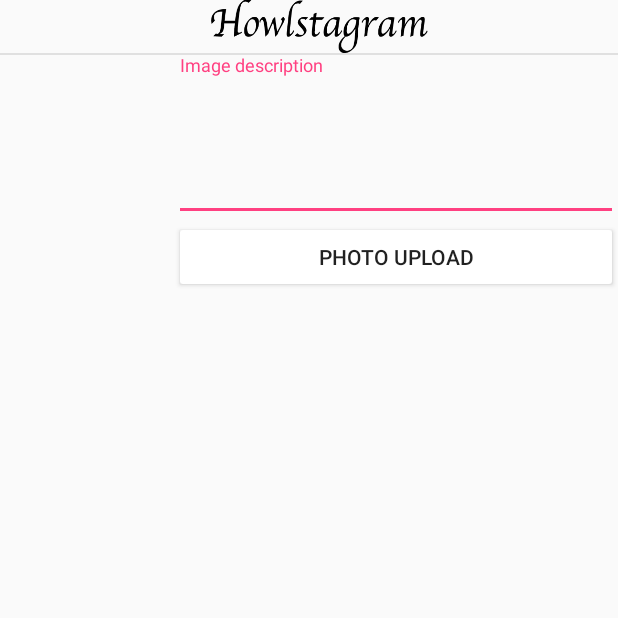
After one commit to raae7742/android-instagram, an Android app: the AddPhotoActivity screen opened directly, with no data from a screen before it, on a phone screen of 412 x 824 dp, the top half of it. The commit adds this screen. Run offline under Robolectric (Android 15) with nearby library versions, the phone set to English and light mode, and no system bars; our stand-ins replace Firebase (no records; nobody signed in at launch, a user with empty details on screens opened directly).

Commit message:
Add: 사진 업로드 페이지

```diff
--- a/aestagram/app/build.gradle
+++ b/aestagram/app/build.gradle
@@ -44,6 +44,7 @@ dependencies {
     implementation 'com.android.support:design:28.0.0'
     implementation platform('com.google.firebase:firebase-bom:28.2.1')
     implementation 'com.google.firebase:firebase-auth:19.2.0'
+    implementation 'com.google.firebase:firebase-storage:16.0.5'
     implementation 'com.google.firebase:firebase-auth-ktx:21.0.1'
     implementation 'com.google.android.gms:play-services-auth:19.2.0'
     testImplementation 'junit:junit:4.+'
--- a/aestagram/app/src/main/AndroidManifest.xml
+++ b/aestagram/app/src/main/AndroidManifest.xml
@@ -2,7 +2,8 @@
 <manifest xmlns:android="http://schemas.android.com/apk/res/android"
     package="com.example.aestagram">
 
-    <uses-permission android:name="android.permission.INTERNET"/>
+    <uses-permission android:name="android.permission.INTERNET" />
+    <uses-permission android:name="android.permission.READ_EXTERNAL_STORAGE" />
 
     <application
         android:allowBackup="true"
@@ -12,9 +13,11 @@
         android:supportsRtl="true"
         android:theme="@style/AppTheme">
         <activity
+            android:name=".AddPhotoActivity"
+            android:exported="true" />
+        <activity
             android:name=".MainActivity"
-            android:exported="true">
-        </activity>
+            android:exported="true"></activity>
         <activity android:name=".LoginActivity">
             <intent-filter>
                 <action android:name="android.intent.action.MAIN" />
@@ -23,21 +26,26 @@
             </intent-filter>
         </activity>
 
-        <meta-data android:name="com.facebook.sdk.ApplicationId"
-            android:value="@string/facebook_app_id"/>
-        <activity android:name="com.facebook.FacebookActivity"
-            android:configChanges= "keyboard|keyboardHidden|screenLayout|screenSize|orientation"
+        <meta-data
+            android:name="com.facebook.sdk.ApplicationId"
+            android:value="@string/facebook_app_id" />
+
+        <activity
+            android:name="com.facebook.FacebookActivity"
+            android:configChanges="keyboard|keyboardHidden|screenLayout|screenSize|orientation"
             android:label="@string/app_name" />
-        <activity android:name="com.facebook.CustomTabActivity"
+        <activity
+            android:name="com.facebook.CustomTabActivity"
             android:exported="true">
             <intent-filter>
                 <action android:name="android.intent.action.VIEW" />
+
                 <category android:name="android.intent.category.DEFAULT" />
                 <category android:name="android.intent.category.BROWSABLE" />
+
                 <data android:scheme="@string/fb_login_protocol_scheme" />
             </intent-filter>
         </activity>
-
     </application>
 
 </manifest>
--- /dev/null
+++ b/aestagram/app/src/main/java/com/example/aestagram/AddPhotoActivity.kt
@@ -0,0 +1,65 @@
+package com.example.aestagram
+
+import android.app.Activity
+import android.content.Intent
+import android.net.Uri
+import androidx.appcompat.app.AppCompatActivity
+import android.os.Bundle
+import android.widget.Toast
+import androidx.activity.result.contract.ActivityResultContracts
+import com.google.firebase.storage.FirebaseStorage
+import kotlinx.android.synthetic.main.activity_add_photo.*
+import java.text.SimpleDateFormat
+import java.util.*
+
+class AddPhotoActivity : AppCompatActivity() {
+    var PICK_IMAGE_FROM_ALBUM = 0
+    var storage : FirebaseStorage ?= null
+    var photoUri : Uri? = null
+
+    override fun onCreate(savedInstanceState: Bundle?) {
+        super.onCreate(savedInstanceState)
+        setContentView(R.layout.activity_add_photo)
+
+        //Init storage
+        storage = FirebaseStorage.getInstance()
+
+        //Open the album
+        var photoPickerIntent = Intent(Intent.ACTION_PICK)
+        photoPickerIntent.type = "image/*"
+        launcher.launch(photoPickerIntent);
+
+        //add image upload event
+        addphoto_btn_upload.setOnClickListener {
+            contentUpload()
+        }
+    }
+
+    val launcher = registerForActivityResult(ActivityResultContracts.StartActivityForResult()) {
+        result ->
+        if (result.resultCode == Activity.RESULT_OK) {
+            //This is path to the selected image
+            photoUri = result.data?.data
+            addphoto_image.setImageURI(photoUri)
+
+        } else {
+            // Exit the addPhotoActivity if you leave the album without selecting it
+            finish()
+        }
+    }
+
+    fun contentUpload() {
+        //Make filename
+
+        var timestamp = SimpleDateFormat("yyyyMMdd").format(Date())
+        var imageFileName = "IMAGE_" + timestamp + "_.png"
+
+        var storageRef = storage?.reference?.child("images")?.child(imageFileName)
+
+        //FileUpload
+        storageRef?.putFile(photoUri!!)?.addOnSuccessListener {
+            Toast.makeText(this, getString(R.string.upload_success), Toast.LENGTH_LONG).show()
+        }
+
+    }
+}
--- a/aestagram/app/src/main/java/com/example/aestagram/MainActivity.kt
+++ b/aestagram/app/src/main/java/com/example/aestagram/MainActivity.kt
@@ -1,8 +1,13 @@
 package com.example.aestagram
 
+import android.app.Activity
+import android.content.Intent
+import android.content.pm.PackageManager
 import androidx.appcompat.app.AppCompatActivity
 import android.os.Bundle
 import android.view.MenuItem
+import androidx.core.app.ActivityCompat
+import androidx.core.content.ContextCompat
 import com.example.aestagram.navigation.AlarmFragment
 import com.example.aestagram.navigation.DetailViewFragment
 import com.example.aestagram.navigation.GridFragment
@@ -10,6 +15,7 @@ import com.example.aestagram.navigation.UserFragment
 import com.google.android.material.navigation.NavigationBarView
 import com.google.android.material.navigation.NavigationView
 import kotlinx.android.synthetic.main.activity_main.*
+import java.util.jar.Manifest
 
 class MainActivity : AppCompatActivity(),NavigationBarView.OnItemSelectedListener {
 
@@ -26,6 +32,9 @@ class MainActivity : AppCompatActivity(),NavigationBarView.OnItemSelectedListene
                 return true
             }
             R.id.action_add_photo -> {
+                if (ContextCompat.checkSelfPermission(this, android.Manifest.permission.READ_EXTERNAL_STORAGE) == PackageManager.PERMISSION_GRANTED) {
+                    startActivity(Intent(this, AddPhotoActivity::class.java))
+                }
             }
             R.id.action_favorite_alarm -> {
                 var alarmFragment = AlarmFragment()
@@ -45,5 +54,7 @@ class MainActivity : AppCompatActivity(),NavigationBarView.OnItemSelectedListene
         super.onCreate(savedInstanceState)
         setContentView(R.layout.activity_main)
         bottom_navigation.setOnItemSelectedListener(this)
+
+        ActivityCompat.requestPermissions(this, arrayOf(android.Manifest.permission.READ_EXTERNAL_STORAGE), 1)
     }
 }
--- /dev/null
+++ b/aestagram/app/src/main/res/layout/activity_add_photo.xml
@@ -0,0 +1,60 @@
+<?xml version="1.0" encoding="utf-8"?>
+<RelativeLayout
+    xmlns:android="http://schemas.android.com/apk/res/android"
+    xmlns:app="http://schemas.android.com/apk/res-auto"
+    xmlns:tools="http://schemas.android.com/tools"
+    android:layout_width="match_parent"
+    android:layout_height="match_parent"
+    tools:context=".AddPhotoActivity">
+
+    <androidx.appcompat.widget.Toolbar
+        android:id="@+id/my_toolbar"
+        android:layout_width="match_parent"
+        android:layout_height="35dp">
+
+        <ImageView
+            android:layout_width="match_parent"
+            android:layout_height="match_parent"
+            android:src="@drawable/logo_title"/>
+    </androidx.appcompat.widget.Toolbar>
+
+    <LinearLayout
+        android:id="@+id/toolbar_division"
+        android:layout_width="match_parent"
+        android:layout_height="1dp"
+        android:background="@color/colorDivision"
+        android:layout_below="@+id/my_toolbar"
+        android:orientation="horizontal" />
+
+    <ImageView
+        android:id="@+id/addphoto_image"
+        android:layout_width="100dp"
+        android:layout_height="100dp"
+        android:layout_below="@+id/toolbar_division"
+        android:layout_margin="8dp"/>
+
+    <com.google.android.material.textfield.TextInputLayout
+        android:id="@+id/editText"
+        android:layout_width="match_parent"
+        android:layout_height="wrap_content"
+        android:layout_below="@+id/toolbar_division"
+        android:layout_toRightOf="@+id/addphoto_image" >
+
+        <EditText
+            android:id="@+id/addphoto_edit_explain"
+            android:layout_width="match_parent"
+            android:layout_height="100dp"
+            android:gravity="top"
+            android:hint="@string/hint_image_content"/>
+    </com.google.android.material.textfield.TextInputLayout>
+
+    <Button
+        android:id="@+id/addphoto_btn_upload"
+        android:layout_width="match_parent"
+        android:layout_height="wrap_content"
+        android:text="Photo Upload"
+        android:layout_toRightOf="@+id/addphoto_image"
+        android:layout_below="@+id/editText"
+        android:theme="@style/ButtonStyle" />
+
+</RelativeLayout>
--- a/aestagram/app/src/main/res/values/strings.xml
+++ b/aestagram/app/src/main/res/values/strings.xml
@@ -51,6 +51,6 @@
     <string name="back">Back</string>
 
     <!-- etc -->
-    <item name="visible" type="id"/>
-    <item name="masked" type="id"/>
+    <item name="visible" type="id" />
+    <item name="masked" type="id" />
 </resources>
--- a/aestagram/build.gradle
+++ b/aestagram/build.gradle
@@ -6,7 +6,7 @@ buildscript {
     }
     dependencies {
         classpath "com.android.tools.build:gradle:7.0.1"
-        classpath "org.jetbrains.kotlin:kotlin-gradle-plugin:1.5.20"
+        classpath 'org.jetbrains.kotlin:kotlin-gradle-plugin:1.5.30'
         classpath 'com.google.gms:google-services:4.3.10'
 
         // NOTE: Do not place your application dependencies here; they belong
```
